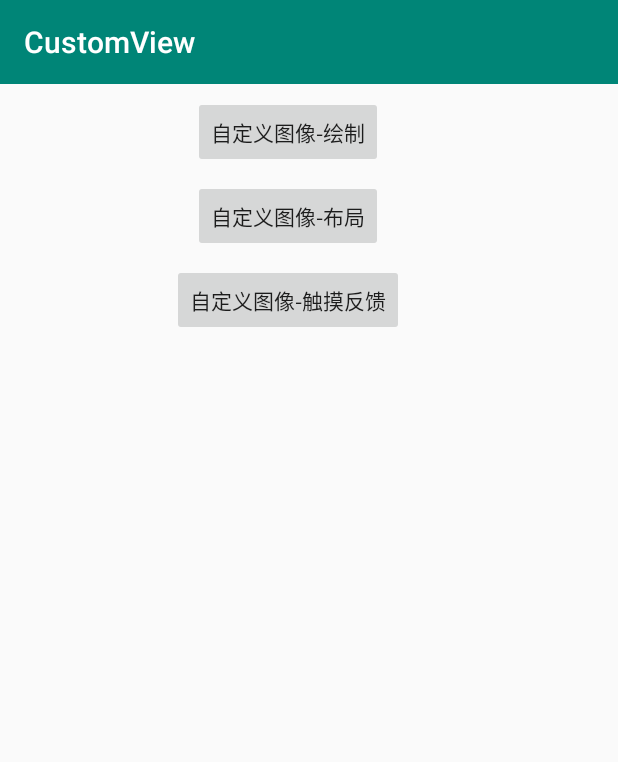
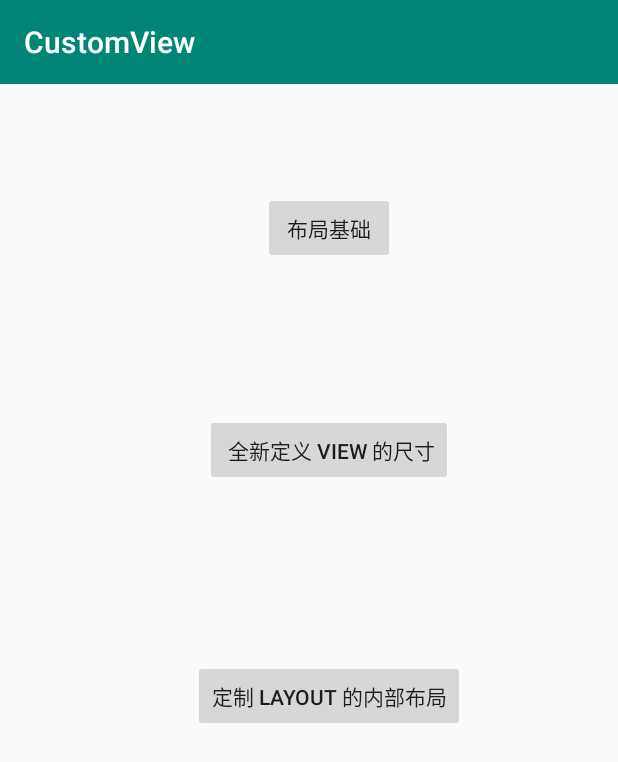
Before and after one commit to bob-dingding/CustomView, an Android app: the screen it shows after launch (MainActivity before the commit, LayoutActivity after it), after a tap on "自定义图像-布局", on a phone screen of 412 x 824 dp. Shown: the top 762 px of the screen. Run offline under Robolectric (Android 15) with nearby library versions, the phone set to English and light mode, and no system bars; our stand-ins replace RxJava; libraries missing offline, so code that uses them is left out: com.tbruyelle.rxpermissions2; 2 statements that could not run were skipped.

Commit message:
布局完成基本布局和view尺寸相关内容

```diff
--- /dev/null
+++ b/app/src/main/java/com/hxzk/customview/LayoutActivity.java
@@ -0,0 +1,56 @@
+package com.hxzk.customview;
+
+import android.content.Intent;
+import android.os.Bundle;
+import android.support.annotation.Nullable;
+import android.support.v7.app.AppCompatActivity;
+import android.view.View;
+import android.widget.Button;
+
+import com.hxzk.customview.layout.InnerLayoutActivity;
+import com.hxzk.customview.layout.LayoutBaseActivity;
+import com.hxzk.customview.layout.ViewSizeActivity;
+
+/**
+ * Created by HaiyuKing
+ * Used
+ */
+public class LayoutActivity extends AppCompatActivity implements View.OnClickListener {
+
+
+	Button btn_layoutBase;
+	Button btn_viewSize;
+	Button btn_layoutInner;
+
+	@Override
+	protected void onCreate(@Nullable Bundle savedInstanceState) {
+		super.onCreate(savedInstanceState);
+		setContentView(R.layout.activity_layout);
+		btn_layoutBase = findViewById(R.id.btn_layoutbase);
+		btn_viewSize = findViewById(R.id.btn_viewSize);
+		btn_layoutInner = findViewById(R.id.btn_innerLayout);
+
+		btn_layoutBase.setOnClickListener(this);
+		btn_viewSize.setOnClickListener(this);
+		btn_layoutInner.setOnClickListener(this);
+	}
+
+
+	@Override
+	public void onClick(View v) {
+		switch (v.getId()) {
+			case R.id.btn_layoutbase:
+				Intent  layoutBase =new Intent(LayoutActivity.this, LayoutBaseActivity.class);
+				startActivity(layoutBase);
+				break;
+			case R.id.btn_viewSize:
+				Intent  viewSize =new Intent(LayoutActivity.this, ViewSizeActivity.class);
+				startActivity(viewSize);
+				break;
+			case R.id.btn_innerLayout:
+				Intent  innerLayout =new Intent(LayoutActivity.this, InnerLayoutActivity.class);
+				startActivity(innerLayout);
+				break;
+		}
+	}
+}
--- a/app/src/main/java/com/hxzk/customview/MainActivity.java
+++ b/app/src/main/java/com/hxzk/customview/MainActivity.java
@@ -4,6 +4,7 @@ import android.Manifest;
 import android.content.Intent;
 import android.support.v7.app.AppCompatActivity;
 import android.os.Bundle;
+import android.text.Layout;
 import android.view.View;
 import android.widget.Button;
 
@@ -42,6 +43,8 @@ public class MainActivity extends AppCompatActivity implements View.OnClickListe
                 startActivity(draw);
             break;
             case R.id.button2:
+				Intent layout  =new Intent(MainActivity.this, LayoutActivity.class);
+				startActivity(layout);
             break;
             case R.id.button3:
                 Intent touchFeedBack  =new Intent(MainActivity.this,TouchFeedBackActivity.class);
--- /dev/null
+++ b/app/src/main/res/layout/activity_layout.xml
@@ -0,0 +1,41 @@
+<?xml version="1.0" encoding="utf-8"?>
+<android.support.constraint.ConstraintLayout
+    xmlns:android="http://schemas.android.com/apk/res/android"
+    xmlns:app="http://schemas.android.com/apk/res-auto"
+    xmlns:tools="http://schemas.android.com/tools"
+    android:layout_width="match_parent"
+    android:layout_height="match_parent">
+
+    <Button
+        android:id="@+id/btn_layoutbase"
+        android:layout_width="wrap_content"
+        android:layout_height="wrap_content"
+        android:layout_marginStart="8dp"
+        android:layout_marginTop="72dp"
+        android:layout_marginEnd="8dp"
+        android:text="布局基础"
+        app:layout_constraintEnd_toEndOf="parent"
+        app:layout_constraintHorizontal_bias="0.543"
+        app:layout_constraintStart_toStartOf="parent"
+        app:layout_constraintTop_toTopOf="parent"/>
+
+    <Button
+        android:id="@+id/btn_viewSize"
+        android:layout_width="wrap_content"
+        android:layout_height="wrap_content"
+        android:layout_marginTop="100dp"
+        android:text=" 全新定义 View 的尺寸"
+        app:layout_constraintEnd_toEndOf="@+id/btn_layoutbase"
+        app:layout_constraintStart_toStartOf="@+id/btn_layoutbase"
+        app:layout_constraintTop_toBottomOf="@+id/btn_layoutbase"/>
+
+    <Button
+        android:id="@+id/btn_innerLayout"
+        android:layout_width="wrap_content"
+        android:layout_height="wrap_content"
+        android:layout_marginTop="116dp"
+        android:text="定制 Layout 的内部布局"
+        app:layout_constraintEnd_toEndOf="@+id/btn_viewSize"
+        app:layout_constraintStart_toStartOf="@+id/btn_viewSize"
+        app:layout_constraintTop_toBottomOf="@+id/btn_viewSize"/>
+</android.support.constraint.ConstraintLayout>
```
Also changed, not shown: app/src/main/AndroidManifest.xml (+8 -0 lines), app/src/main/java/com/hxzk/customview/layout/InnerLayoutActivity.java (added, +19 -0 lines), app/src/main/java/com/hxzk/customview/layout/LayoutBaseActivity.java (added, +19 -0 lines), app/src/main/java/com/hxzk/customview/layout/ViewSizeActivity.java (added, +19 -0 lines), app/src/main/res/layout/activity_innerlayout.xml (added, +37 -0 lines), app/src/main/res/layout/activity_layoutbase.xml (added, +88 -0 lines), app/src/main/res/layout/activity_viewsize.xml (added, +48 -0 lines).
